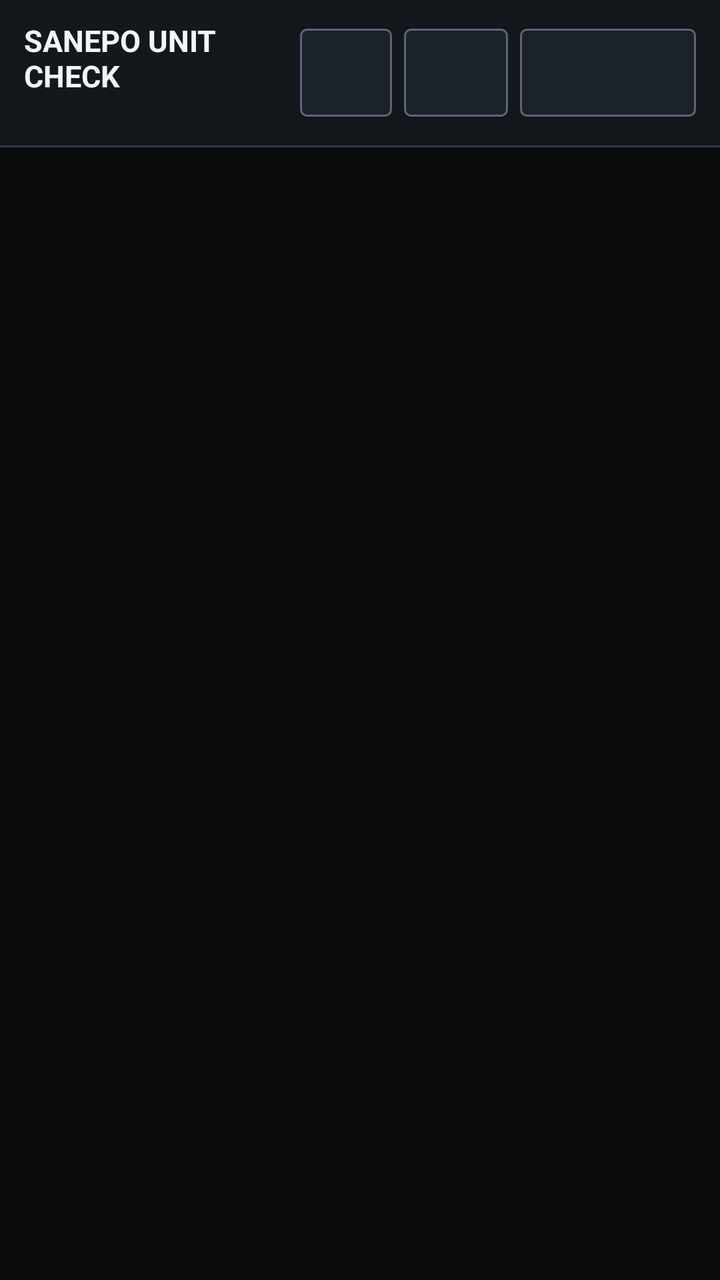
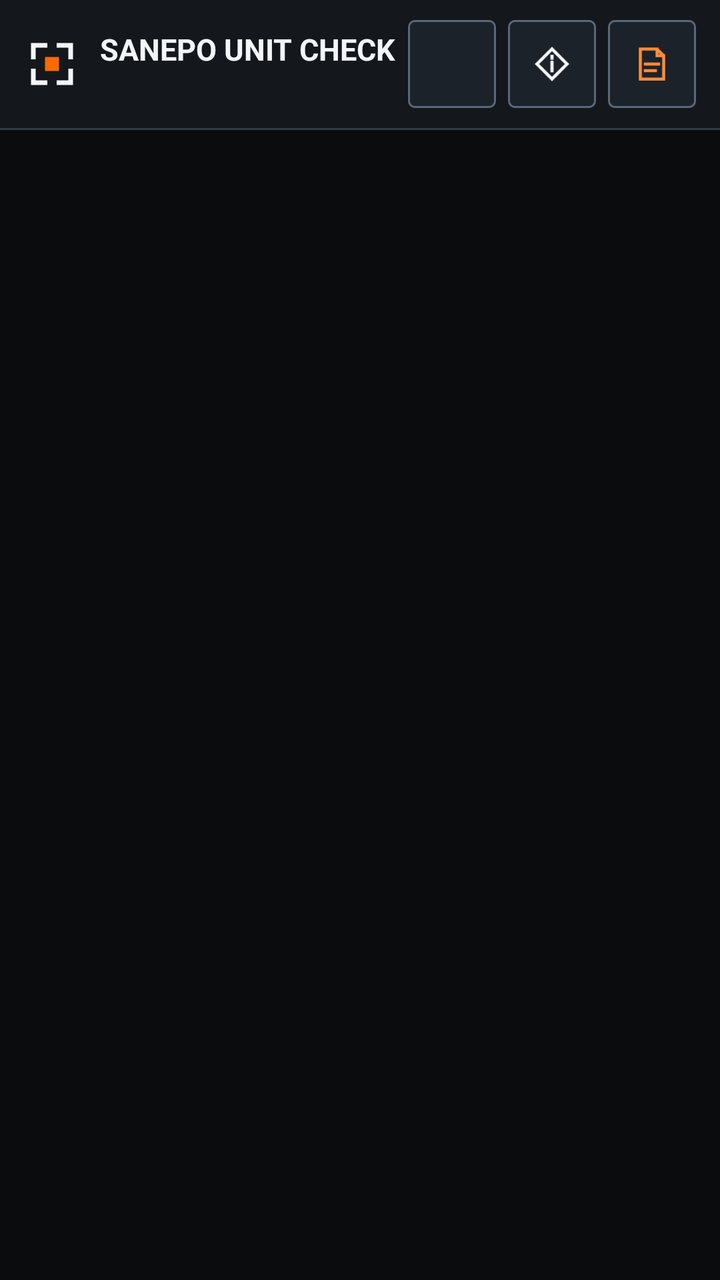

The first picture is an Android layout as it rendered before a commit; the second is the same layout after the commit. The layout source and the unified diff follow.
<!-- AndroidManifest.xml: application theme Theme.SanepoUnitCheck -->
<!-- res/layout/activity_main.xml -->
<?xml version="1.0" encoding="utf-8"?>
<LinearLayout xmlns:android="http://schemas.android.com/apk/res/android"
    android:id="@+id/rootMain"
    android:layout_width="match_parent"
    android:layout_height="match_parent"
    android:background="@color/bg_canvas"
    android:orientation="vertical">

    
    <LinearLayout
        android:layout_width="match_parent"
        android:layout_height="wrap_content"
        android:background="@color/bg_surface"
        android:gravity="center_vertical"
        android:orientation="horizontal"
        android:paddingHorizontal="12dp"
        android:paddingVertical="10dp">

        <LinearLayout
            android:layout_width="0dp"
            android:layout_height="wrap_content"
            android:layout_weight="1"
            android:orientation="vertical">

            <TextView
                android:id="@+id/tvAppTitle"
                android:layout_width="wrap_content"
                android:layout_height="wrap_content"
                android:text="SANEPO UNIT CHECK"
                android:textColor="@color/text_primary"
                android:textSize="15sp"
                android:textStyle="bold" />

            <TextView
                android:id="@+id/tvAppSubtitle"
                android:layout_width="wrap_content"
                android:layout_height="wrap_content"
                android:ellipsize="end"
                android:maxLines="2"
                android:textColor="@color/text_muted"
                android:textSize="11sp" />
        </LinearLayout>

        <Button
            android:id="@+id/btnLangToggle"
            android:layout_width="wrap_content"
            android:layout_height="44dp"
            android:background="@drawable/bg_btn_secondary"
            android:focusable="true"
            android:minWidth="46dp"
            android:paddingHorizontal="8dp"
            android:textColor="@color/text_primary"
            android:textSize="11sp"
            android:textStyle="bold" />

        <Button
            android:id="@+id/btnOpenAbout"
            android:layout_width="wrap_content"
            android:layout_height="44dp"
            android:layout_marginStart="6dp"
            android:background="@drawable/bg_btn_secondary"
            android:focusable="true"
            android:minWidth="52dp"
            android:paddingHorizontal="8dp"
            android:textColor="@color/text_primary"
            android:textSize="11sp"
            android:textStyle="bold" />

        <Button
            android:id="@+id/btnOpenReport"
            android:layout_width="wrap_content"
            android:layout_height="44dp"
            android:layout_marginStart="6dp"
            android:background="@drawable/bg_btn_secondary"
            android:focusable="true"
            android:paddingHorizontal="10dp"
            android:textColor="@color/accent_amber_text"
            android:textSize="11sp"
            android:textStyle="bold" />
    </LinearLayout>

    <View
        android:layout_width="match_parent"
        android:layout_height="1dp"
        android:background="@color/border_sharp" />

    <TextView
        android:id="@+id/tvUpdateBanner"
        style="@style/TechValueMono"
        android:layout_width="match_parent"
        android:layout_height="wrap_content"
        android:background="@drawable/bg_badge_pass"
        android:clickable="true"
        android:focusable="true"
        android:gravity="center_vertical"
        android:minHeight="44dp"
        android:paddingHorizontal="14dp"
        android:paddingVertical="8dp"
        android:textColor="@color/status_pass_fg"
        android:textSize="12sp"
        android:textStyle="bold"
        android:visibility="gone" />

    <androidx.recyclerview.widget.RecyclerView
        android:id="@+id/recyclerDashboard"
        android:layout_width="match_parent"
        android:layout_height="0dp"
        android:layout_weight="1"
        android:clipToPadding="false"
        android:paddingHorizontal="14dp"
        android:paddingTop="12dp"
        android:paddingBottom="24dp" />

</LinearLayout>
<!-- resources referenced by this layout -->
<resources>
  <color name="accent_amber_text">#FF8C38</color>
  <color name="bg_canvas">#0A0C0E</color>
  <color name="bg_surface">#14181D</color>
  <color name="border_sharp">#323A45</color>
  <color name="status_pass_fg">#4ADE80</color>
  <color name="text_muted">#96A3B3</color>
  <color name="text_primary">#F4F6F8</color>
  <!-- drawable bg_badge_pass (drawable) -->
  <?xml version="1.0" encoding="utf-8"?>
  <shape xmlns:android="http://schemas.android.com/apk/res/android" android:shape="rectangle">
      <solid android:color="@color/status_pass_bg" />
      <stroke android:width="1dp" android:color="@color/status_pass_border" />
      <corners android:radius="2dp" />
  </shape>
  <style name="TechValueMono">
          <item name="android:fontFamily">monospace</item>
          <item name="android:textColor">@color/text_primary</item>
          <item name="android:textSize">13sp</item>
      </style>
  <color name="status_pass_bg">#0B2816</color>
  <color name="status_pass_border">#22C55E</color>
  <color name="bg_well">#1C2229</color>
  <color name="border_focus">#FF8533</color>
  <color name="bg_well_pressed">#27303A</color>
  <color name="text_secondary">#C2CCD6</color>
  <color name="border_control">#5A6778</color>
  <color name="accent_amber">#FF6B00</color>
  <!-- unchanged entries left out for length: 2 -->
</resources>

<!-- the commit's change to res/layout/activity_main.xml (unified diff, before → after) -->
@@ -1,5 +1,6 @@
 <?xml version="1.0" encoding="utf-8"?>
 <LinearLayout xmlns:android="http://schemas.android.com/apk/res/android"
+    xmlns:app="http://schemas.android.com/apk/res-auto"
     android:id="@+id/rootMain"
     android:layout_width="match_parent"
     android:layout_height="match_parent"
@@ -16,9 +17,16 @@
         android:paddingHorizontal="12dp"
         android:paddingVertical="10dp">
 
+        <ImageView
+            android:layout_width="28dp"
+            android:layout_height="28dp"
+            android:contentDescription="@null"
+            android:src="@drawable/ic_sanepo_mark" />
+
         <LinearLayout
             android:layout_width="0dp"
             android:layout_height="wrap_content"
+            android:layout_marginStart="10dp"
             android:layout_weight="1"
             android:orientation="vertical">
 
@@ -36,47 +44,47 @@
                 android:layout_width="wrap_content"
                 android:layout_height="wrap_content"
                 android:ellipsize="end"
-                android:maxLines="2"
+                android:maxLines="1"
                 android:textColor="@color/text_muted"
                 android:textSize="11sp" />
         </LinearLayout>
 
         <Button
             android:id="@+id/btnLangToggle"
-            android:layout_width="wrap_content"
+            android:layout_width="44dp"
             android:layout_height="44dp"
             android:background="@drawable/bg_btn_secondary"
             android:focusable="true"
-            android:minWidth="46dp"
-            android:paddingHorizontal="8dp"
+            android:padding="0dp"
             android:textColor="@color/text_primary"
             android:textSize="11sp"
             android:textStyle="bold" />
 
-        <Button
+        <ImageButton
             android:id="@+id/btnOpenAbout"
-            android:layout_width="wrap_content"
+            android:layout_width="44dp"
             android:layout_height="44dp"
             android:layout_marginStart="6dp"
             android:background="@drawable/bg_btn_secondary"
+            android:contentDescription="About &amp; Update Settings"
             android:focusable="true"
-            android:minWidth="52dp"
-            android:paddingHorizontal="8dp"
-            android:textColor="@color/text_primary"
-            android:textSize="11sp"
-            android:textStyle="bold" />
+            android:padding="11dp"
+            android:scaleType="centerInside"
+            android:src="@drawable/ic_about_info"
+            app:tint="@color/text_primary" />
 
-        <Button
+        <ImageButton
             android:id="@+id/btnOpenReport"
-            android:layout_width="wrap_content"
+            android:layout_width="44dp"
             android:layout_height="44dp"
             android:layout_marginStart="6dp"
             android:background="@drawable/bg_btn_secondary"
+            android:contentDescription="Technician Report &amp; Export"
             android:focusable="true"
-            android:paddingHorizontal="10dp"
-            android:textColor="@color/accent_amber_text"
-            android:textSize="11sp"
-            android:textStyle="bold" />
+            android:padding="11dp"
+            android:scaleType="centerInside"
+            android:src="@drawable/ic_report_doc"
+            app:tint="@color/accent_amber_text" />
     </LinearLayout>
 
     <View
@@ -91,6 +99,7 @@
         android:layout_height="wrap_content"
         android:background="@drawable/bg_badge_pass"
         android:clickable="true"
+        android:drawablePadding="8dp"
         android:focusable="true"
         android:gravity="center_vertical"
         android:minHeight="44dp"
@@ -99,7 +108,9 @@
         android:textColor="@color/status_pass_fg"
         android:textSize="12sp"
         android:textStyle="bold"
-        android:visibility="gone" />
+        android:visibility="gone"
+        app:drawableStartCompat="@drawable/ic_cloud_update"
+        app:drawableTint="@color/status_pass_fg" />
 
     <androidx.recyclerview.widget.RecyclerView
         android:id="@+id/recyclerDashboard"
<!-- resource entries referenced after the edit -->
@@ -14,6 +14,65 @@
       <stroke android:width="1dp" android:color="@color/status_pass_border" />
       <corners android:radius="2dp" />
   </shape>
+  <!-- drawable ic_about_info (drawable) -->
+  <?xml version="1.0" encoding="utf-8"?>
+  <vector xmlns:android="http://schemas.android.com/apk/res/android"
+      android:width="20dp"
+      android:height="20dp"
+      android:viewportWidth="24"
+      android:viewportHeight="24">
+      <path
+          android:pathData="M12,3 L21,12 L12,21 L3,12 Z M12,11 V16 M12,7.5 V8.5"
+          android:strokeColor="#FFFFFF"
+          android:strokeLineCap="square"
+          android:strokeLineJoin="miter"
+          android:strokeWidth="1.9" />
+  </vector>
+  <!-- drawable ic_cloud_update (drawable) -->
+  <?xml version="1.0" encoding="utf-8"?>
+  <vector xmlns:android="http://schemas.android.com/apk/res/android"
+      android:width="20dp"
+      android:height="20dp"
+      android:viewportWidth="24"
+      android:viewportHeight="24">
+      <path
+          android:pathData="M12,4 V15 M7,10 L12,15 L17,10 M4,17 V20 H20 V17"
+          android:strokeColor="#FFFFFF"
+          android:strokeLineCap="square"
+          android:strokeLineJoin="miter"
+          android:strokeWidth="1.9" />
+  </vector>
+  <!-- drawable ic_report_doc (drawable) -->
+  <?xml version="1.0" encoding="utf-8"?>
+  <vector xmlns:android="http://schemas.android.com/apk/res/android"
+      android:width="20dp"
+      android:height="20dp"
+      android:viewportWidth="24"
+      android:viewportHeight="24">
+      <path
+          android:pathData="M5,3 H15 L19,7 V21 H5 Z M15,3 V7 H19 M8,12 H16 M8,16 H14"
+          android:strokeColor="#FFFFFF"
+          android:strokeLineCap="square"
+          android:strokeLineJoin="miter"
+          android:strokeWidth="1.8" />
+  </vector>
+  <!-- drawable ic_sanepo_mark (drawable) -->
+  <?xml version="1.0" encoding="utf-8"?>
+  <vector xmlns:android="http://schemas.android.com/apk/res/android"
+      android:width="24dp"
+      android:height="24dp"
+      android:viewportWidth="24"
+      android:viewportHeight="24">
+      <path
+          android:pathData="M4,4 L9,4 M4,4 L4,9 M20,4 L15,4 M20,4 L20,9 M4,20 L9,20 M4,20 L4,15 M20,20 L15,20 M20,20 L20,15"
+          android:strokeColor="#F4F6F8"
+          android:strokeLineCap="square"
+          android:strokeLineJoin="miter"
+          android:strokeWidth="2" />
+      <path
+          android:fillColor="#FF6B00"
+          android:pathData="M9,9 H15 V15 H9 Z" />
+  </vector>
   <style name="TechValueMono">
           <item name="android:fontFamily">monospace</item>
           <item name="android:textColor">@color/text_primary</item>
